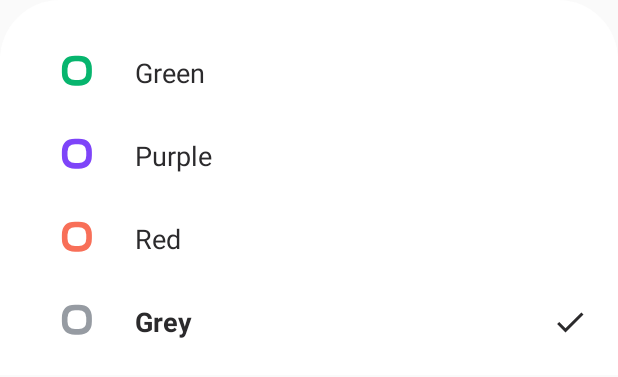
After one commit to Kavrese/ProKeyboard, an Android app: the layout lin_indicator_list.xml on its own in the app's theme, with its tools: preview values and no code run, on a phone screen of 412 x 824 dp. The commit adds this screen. Shown: the top 377 px of the screen. Run offline under Robolectric (Android 15) with nearby library versions, the phone set to English and light mode, and no system bars.

Commit message:
add status window

```diff
--- a/app/src/main/java/com/example/prokeyboard/ModelIndicator.kt
+++ b/app/src/main/java/com/example/prokeyboard/ModelIndicator.kt
@@ -2,6 +2,6 @@ package com.example.prokeyboard
 
 class ModelIndicator (
     var name: String? = null,
-    var drawableId: Int = R.drawable.indicator_gray,
+    var drawableId: Int = R.drawable.indicator_grey,
     var colorId: Int = R.color.colorGrey
 )
--- /dev/null
+++ b/app/src/main/res/drawable-v24/edit_back_up.xml
@@ -0,0 +1,7 @@
+<?xml version="1.0" encoding="utf-8"?>
+<shape xmlns:android="http://schemas.android.com/apk/res/android"
+    android:shape="rectangle">
+    <solid android:color="@color/colorPrimary"/>
+    <corners android:topLeftRadius="40dp"
+        android:topRightRadius="40dp"/>
+</shape>
--- /dev/null
+++ b/app/src/main/res/drawable/check.xml
@@ -0,0 +1,10 @@
+<vector xmlns:android="http://schemas.android.com/apk/res/android"
+    android:width="24dp"
+    android:height="24dp"
+    android:viewportWidth="24"
+    android:viewportHeight="24"
+    android:tint="@color/colorAccent">
+  <path
+      android:fillColor="@android:color/white"
+      android:pathData="M9,16.17L4.83,12l-1.42,1.41L9,19 21,7l-1.41,-1.41z"/>
+</vector>
--- a/app/src/main/res/layout/item_rec.xml
+++ b/app/src/main/res/layout/item_rec.xml
@@ -49,7 +49,7 @@
             android:scaleType="center"
             android:scaleX="0.6"
             android:scaleY="0.6"
-            app:srcCompat="@drawable/indicator_gray" />
+            app:srcCompat="@drawable/indicator_grey" />
 
     </LinearLayout>
 
--- /dev/null
+++ b/app/src/main/res/layout/lin_indicator_list.xml
@@ -0,0 +1,77 @@
+<?xml version="1.0" encoding="utf-8"?>
+<LinearLayout xmlns:android="http://schemas.android.com/apk/res/android"
+    xmlns:app="http://schemas.android.com/apk/res-auto"
+    android:layout_width="match_parent"
+    android:layout_height="250dp"
+    android:background="@drawable/edit_back_up"
+    android:clickable="true"
+    android:gravity="bottom"
+    android:orientation="vertical"
+    app:layout_constraintTop_toBottomOf="parent">
+
+    <TextView
+        android:id="@+id/Green"
+        android:layout_width="match_parent"
+        android:layout_height="40dp"
+        android:layout_marginBottom="15dp"
+        android:drawableLeft="@drawable/indicator_green"
+        android:drawablePadding="20dp"
+        android:gravity="center_vertical"
+        android:paddingLeft="40dp"
+        android:paddingRight="20dp"
+        android:text="Green"
+        android:textColor="@color/colorAccent"
+        android:textSize="18sp"
+        android:visibility="visible"
+        app:layout_constraintBottom_toTopOf="@+id/status" />
+
+    <TextView
+        android:id="@+id/Purple"
+        android:layout_width="match_parent"
+        android:layout_height="40dp"
+        android:layout_marginBottom="15dp"
+        android:drawableLeft="@drawable/indicator_purple"
+        android:drawablePadding="20dp"
+        android:gravity="center_vertical"
+        android:paddingLeft="40dp"
+        android:paddingRight="20dp"
+        android:text="Purple"
+        android:textColor="@color/colorAccent"
+        android:textSize="18sp"
+        android:visibility="visible"
+        app:layout_constraintBottom_toTopOf="@+id/delete" />
+
+    <TextView
+        android:id="@+id/Red"
+        android:layout_width="match_parent"
+        android:layout_height="40dp"
+        android:layout_marginBottom="15dp"
+        android:drawableLeft="@drawable/indicator_red"
+        android:drawablePadding="20dp"
+        android:gravity="center_vertical"
+        android:paddingLeft="40dp"
+        android:paddingRight="20dp"
+        android:text="Red"
+        android:textColor="@color/colorAccent"
+        android:textSize="18sp"
+        android:visibility="visible"
+        app:layout_constraintBottom_toBottomOf="parent" />
+
+    <TextView
+        android:id="@+id/Grey"
+        android:layout_width="match_parent"
+        android:layout_height="40dp"
+        android:layout_marginBottom="15dp"
+        android:drawableLeft="@drawable/indicator_grey"
+        android:drawableRight="@drawable/check"
+        android:drawablePadding="20dp"
+        android:gravity="center_vertical"
+        android:paddingLeft="40dp"
+        android:paddingRight="20dp"
+        android:text="Grey"
+        android:textColor="@color/colorAccent"
+        android:textSize="18sp"
+        android:textStyle="bold"
+        android:visibility="visible"
+        app:layout_constraintBottom_toBottomOf="parent" />
+</LinearLayout>
```
Also changed, not shown: app/src/main/java/com/example/prokeyboard/MainActivity.kt (+11 -1 lines), app/src/main/res/layout/activity_main.xml (+21 -5 lines), app/src/main/res/xml/activity_main_scene.xml (+60 -11 lines), app/src/main/res/drawable/indicator_grey.xml (renamed from app/src/main/res/drawable/indicator_gray.xml).
